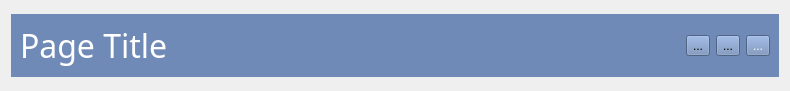
The window that widgets/titlebar/titlebar.ui (sdpunit/OrthoVis) describes before a commit, drawn with Qt 5.
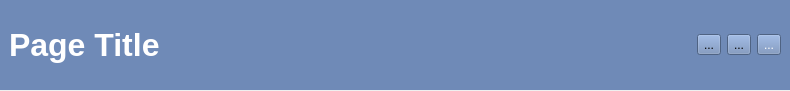
The same window after the commit. Icons and pictures are not drawn.

Commit message: Updating titlebar to adjust fonts and size

The edit to the form file:
```diff
--- a/widgets/titlebar/titlebar.ui
+++ b/widgets/titlebar/titlebar.ui
@@ -10,10 +10,37 @@
     <height>91</height>
    </rect>
   </property>
+  <property name="sizePolicy">
+   <sizepolicy hsizetype="Expanding" vsizetype="Fixed">
+    <horstretch>0</horstretch>
+    <verstretch>0</verstretch>
+   </sizepolicy>
+  </property>
+  <property name="font">
+   <font>
+    <pointsize>24</pointsize>
+    <bold>true</bold>
+   </font>
+  </property>
   <property name="windowTitle">
    <string>Form</string>
   </property>
   <layout class="QGridLayout" name="gridLayout">
+   <property name="leftMargin">
+    <number>0</number>
+   </property>
+   <property name="topMargin">
+    <number>0</number>
+   </property>
+   <property name="rightMargin">
+    <number>0</number>
+   </property>
+   <property name="bottomMargin">
+    <number>0</number>
+   </property>
+   <property name="spacing">
+    <number>0</number>
+   </property>
    <item row="0" column="0">
     <widget class="QFrame" name="horizontalFrame">
      <property name="sizePolicy">
@@ -22,17 +49,35 @@
        <verstretch>0</verstretch>
       </sizepolicy>
      </property>
+     <property name="minimumSize">
+      <size>
+       <width>0</width>
+       <height>90</height>
+      </size>
+     </property>
      <property name="styleSheet">
       <string notr="true">background-color: rgb(111, 138, 183);</string>
      </property>
      <layout class="QHBoxLayout" name="horizontalLayout">
+      <property name="topMargin">
+       <number>0</number>
+      </property>
+      <property name="bottomMargin">
+       <number>0</number>
+      </property>
       <item>
        <widget class="QLabel" name="title">
+        <property name="sizePolicy">
+         <sizepolicy hsizetype="Expanding" vsizetype="Expanding">
+          <horstretch>0</horstretch>
+          <verstretch>0</verstretch>
+         </sizepolicy>
+        </property>
         <property name="font">
          <font>
-          <family>Dubai</family>
+          <family>Segoe UI</family>
           <pointsize>24</pointsize>
-          <bold>false</bold>
+          <bold>true</bold>
          </font>
         </property>
         <property name="styleSheet">
```
Left out of the diff: 2 changed lines with no effect on the pictures. The commit also changes 1 other file.
